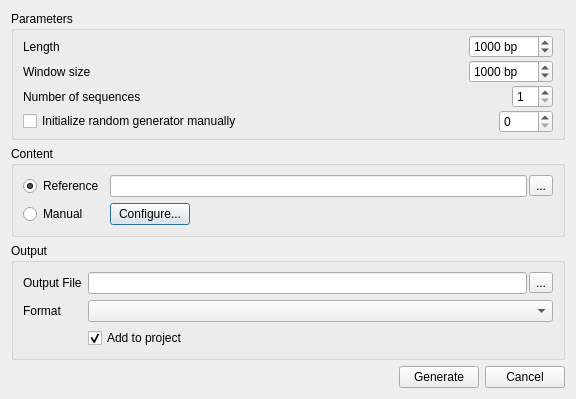
First picture: the form in src/plugins/dna_export/src/ui/DNASequenceGeneratorDialog.ui, repository dualword/ugene-qt4, before the edit.
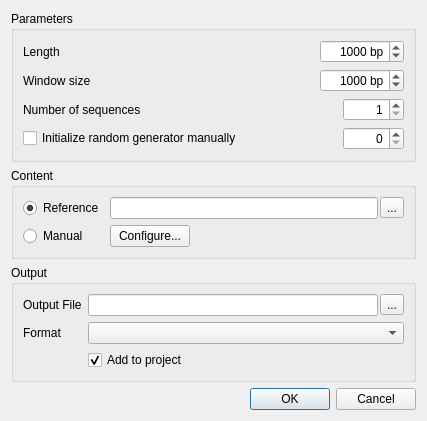
Second picture: the form after the edit.

```diff
--- a/src/plugins/dna_export/src/ui/DNASequenceGeneratorDialog.ui
+++ b/src/plugins/dna_export/src/ui/DNASequenceGeneratorDialog.ui
@@ -6,8 +6,8 @@
    <rect>
     <x>0</x>
     <y>0</y>
-    <width>576</width>
-    <height>350</height>
+    <width>427</width>
+    <height>392</height>
    </rect>
   </property>
   <property name="windowTitle">
@@ -26,38 +26,16 @@
       <string>Parameters</string>
      </property>
      <layout class="QVBoxLayout" name="verticalLayout">
-      <property name="spacing">
-       <number>2</number>
-      </property>
-      <property name="topMargin">
-       <number>4</number>
-      </property>
-      <property name="bottomMargin">
-       <number>4</number>
-      </property>
       <item>
-       <layout class="QHBoxLayout" name="horizontalLayout_5">
-        <item>
+       <layout class="QGridLayout" name="gridLayout_3">
+        <item row="0" column="0">
          <widget class="QLabel" name="lengthLabel">
           <property name="text">
            <string>Length</string>
           </property>
          </widget>
         </item>
-        <item>
-         <spacer name="horizontalSpacer_3">
-          <property name="orientation">
-           <enum>Qt::Horizontal</enum>
-          </property>
-          <property name="sizeHint" stdset="0">
-           <size>
-            <width>40</width>
-            <height>20</height>
-           </size>
-          </property>
-         </spacer>
-        </item>
-        <item>
+        <item row="0" column="1">
          <widget class="QSpinBox" name="lengthSpin">
           <property name="sizePolicy">
            <sizepolicy hsizetype="Fixed" vsizetype="Fixed">
@@ -65,6 +43,9 @@
             <verstretch>0</verstretch>
            </sizepolicy>
           </property>
+          <property name="alignment">
+           <set>Qt::AlignRight|Qt::AlignTrailing|Qt::AlignVCenter</set>
+          </property>
           <property name="suffix">
            <string> bp</string>
           </property>
@@ -79,32 +60,18 @@
           </property>
          </widget>
         </item>
-       </layout>
-      </item>
-      <item>
-       <layout class="QHBoxLayout" name="horizontalLayout_7">
-        <item>
+        <item row="1" column="0">
          <widget class="QLabel" name="label">
           <property name="text">
            <string>Window size</string>
           </property>
          </widget>
         </item>
-        <item>
-         <spacer name="horizontalSpacer_5">
-          <property name="orientation">
-           <enum>Qt::Horizontal</enum>
-          </property>
-          <property name="sizeHint" stdset="0">
-           <size>
-            <width>40</width>
-            <height>20</height>
-           </size>
-          </property>
-         </spacer>
-        </item>
-        <item>
+        <item row="1" column="1">
          <widget class="QSpinBox" name="windowSpinBox">
+          <property name="alignment">
+           <set>Qt::AlignRight|Qt::AlignTrailing|Qt::AlignVCenter</set>
+          </property>
           <property name="suffix">
            <string> bp</string>
           </property>
@@ -122,66 +89,83 @@
        </layout>
       </item>
       <item>
-       <layout class="QHBoxLayout" name="horizontalLayout_6">
-        <item>
+       <layout class="QGridLayout" name="gridLayout_4">
+        <item row="0" column="2">
+         <widget class="QSpinBox" name="seqNumSpin">
+          <property name="sizePolicy">
+           <sizepolicy hsizetype="Minimum" vsizetype="Fixed">
+            <horstretch>0</horstretch>
+            <verstretch>0</verstretch>
+           </sizepolicy>
+          </property>
+          <property name="alignment">
+           <set>Qt::AlignRight|Qt::AlignTrailing|Qt::AlignVCenter</set>
+          </property>
+          <property name="minimum">
+           <number>1</number>
+          </property>
+          <property name="maximum">
+           <number>10000</number>
+          </property>
+         </widget>
+        </item>
+        <item row="0" column="1">
+         <spacer name="horizontalSpacer_3">
+          <property name="orientation">
+           <enum>Qt::Horizontal</enum>
+          </property>
+          <property name="sizeHint" stdset="0">
+           <size>
+            <width>42</width>
+            <height>20</height>
+           </size>
+          </property>
+         </spacer>
+        </item>
+        <item row="0" column="0">
          <widget class="QLabel" name="seqNumLabel">
           <property name="text">
            <string>Number of sequences</string>
           </property>
          </widget>
         </item>
-        <item>
-         <spacer name="horizontalSpacer_4">
-          <property name="orientation">
-           <enum>Qt::Horizontal</enum>
-          </property>
-          <property name="sizeHint" stdset="0">
-           <size>
-            <width>40</width>
-            <height>20</height>
-           </size>
-          </property>
-         </spacer>
-        </item>
-        <item>
-         <widget class="QSpinBox" name="seqNumSpin">
-          <property name="sizePolicy">
-           <sizepolicy hsizetype="Fixed" vsizetype="Fixed">
-            <horstretch>0</horstretch>
-            <verstretch>0</verstretch>
-           </sizepolicy>
-          </property>
-          <property name="minimum">
-           <number>1</number>
-          </property>
-         </widget>
-        </item>
-       </layout>
-      </item>
-      <item>
-       <layout class="QHBoxLayout" name="horizontalLayout_8">
-        <item>
+        <item row="1" column="0">
          <widget class="QCheckBox" name="seedCheckBox">
           <property name="text">
            <string>Initialize random generator manually</string>
           </property>
          </widget>
         </item>
-        <item>
-         <spacer name="horizontalSpacer_6">
+        <item row="1" column="1">
+         <spacer name="horizontalSpacer_4">
           <property name="orientation">
            <enum>Qt::Horizontal</enum>
           </property>
           <property name="sizeHint" stdset="0">
            <size>
-            <width>40</width>
+            <width>42</width>
             <height>20</height>
            </size>
           </property>
          </spacer>
         </item>
-        <item>
+        <item row="1" column="2">
          <widget class="QSpinBox" name="seedSpinBox">
+          <property name="sizePolicy">
+           <sizepolicy hsizetype="Minimum" vsizetype="Fixed">
+            <horstretch>0</horstretch>
+            <verstretch>0</verstretch>
+           </sizepolicy>
+          </property>
+          <property name="minimumSize">
+           <size>
+            <width>0</width>
+            <height>0</height>
+           </size>
+          </property>
+          <property name="alignment">
+           <set>Qt::AlignRight|Qt::AlignTrailing|Qt::AlignVCenter</set>
+          </property>
           <property name="maximum">
            <number>1000</number>
           </property>
@@ -360,35 +344,11 @@
     </spacer>
    </item>
    <item>
-    <layout class="QHBoxLayout" name="horizontalLayout_4">
-     <item>
-      <spacer name="horizontalSpacer_2">
-       <property name="orientation">
-        <enum>Qt::Horizontal</enum>
-       </property>
-       <property name="sizeHint" stdset="0">
-        <size>
-         <width>40</width>
-         <height>20</height>
-        </size>
-       </property>
-      </spacer>
-     </item>
-     <item>
-      <widget class="QPushButton" name="generateButton">
-       <property name="text">
-        <string>Generate</string>
-       </property>
-      </widget>
-     </item>
-     <item>
-      <widget class="QPushButton" name="cancelButton">
-       <property name="text">
-        <string>Cancel</string>
-       </property>
-      </widget>
-     </item>
-    </layout>
+    <widget class="QDialogButtonBox" name="buttonBox">
+     <property name="standardButtons">
+      <set>QDialogButtonBox::Cancel|QDialogButtonBox::Ok</set>
+     </property>
+    </widget>
    </item>
   </layout>
  </widget>
```
